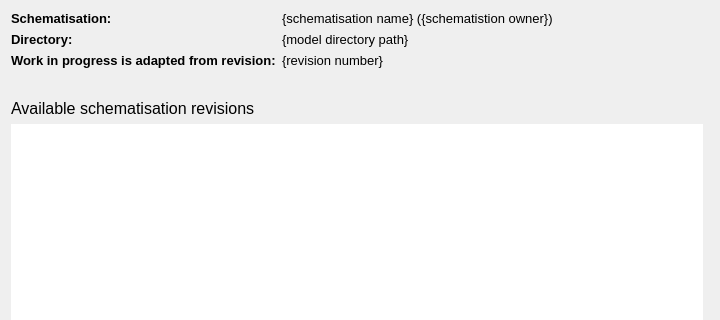
Above: threedi_models_and_simulations/ui/upload_wizard/page_start.ui from nens/threedi-api-qgis-client before the change; both pictures show x 0 to 720 and y 0 to 320 of the 720 by 550 pixel window. Below: the same form after it.
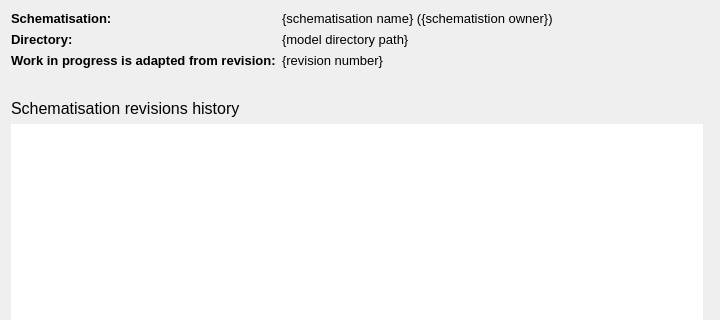
That is the form after the change.

```diff
--- a/threedi_models_and_simulations/ui/upload_wizard/page_start.ui
+++ b/threedi_models_and_simulations/ui/upload_wizard/page_start.ui
@@ -62,11 +62,12 @@
     <widget class="QLabel" name="label">
      <property name="font">
       <font>
+       <family>Segoe UI</family>
        <pointsize>12</pointsize>
       </font>
      </property>
      <property name="text">
-      <string>Available schematisation revisions</string>
+      <string>Schematisation revisions history</string>
      </property>
     </widget>
    </item>
```
Left out of the diff: 10 changed lines with no effect on the pictures.
